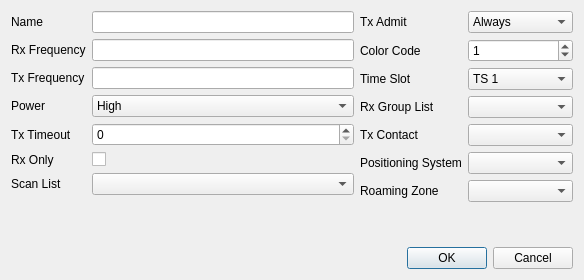
Qt form src/digitalchanneldialog.ui (hmatuschek/qdmr) before a commit.
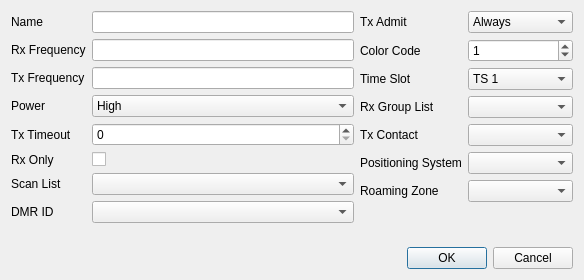
The same form after that commit.

Commit message: Fixed digi channel dialog to edit DMR ID.

```diff
--- a/src/digitalchanneldialog.ui
+++ b/src/digitalchanneldialog.ui
@@ -128,6 +128,16 @@
        <item row="6" column="1">
         <widget class="QComboBox" name="scanList"/>
        </item>
+       <item row="7" column="0">
+        <widget class="QLabel" name="dmrIDLabel">
+         <property name="text">
+          <string>DMR ID</string>
+         </property>
+        </widget>
+       </item>
+       <item row="7" column="1">
+        <widget class="QComboBox" name="dmrID"/>
+       </item>
       </layout>
      </item>
      <item>
```
The commit also changes 7 other files.
